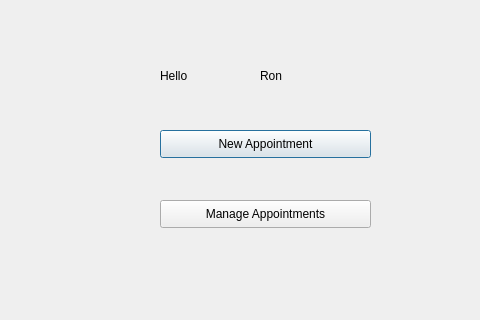
Before: the Qt Designer form Patient_home_page.ui in Vishwanath98/Visionary, drawn with Qt 5; both pictures show x 0 to 480 and y 0 to 320 of the 1124 by 842 pixel window.
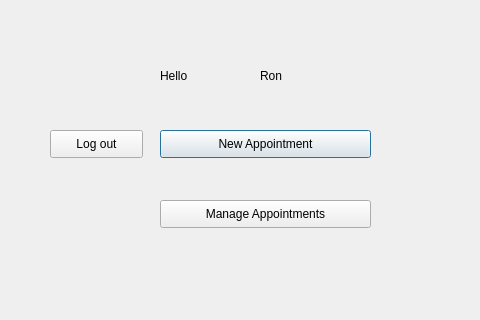
After: the same form once the commit is applied. Icons and pictures are not drawn.

Diff of the .ui file:
```diff
--- a/Patient_home_page.ui
+++ b/Patient_home_page.ui
@@ -96,6 +96,19 @@
     <bool>true</bool>
    </property>
   </widget>
+  <widget class="QPushButton" name="logout_button">
+   <property name="geometry">
+    <rect>
+     <x>50</x>
+     <y>130</y>
+     <width>93</width>
+     <height>28</height>
+    </rect>
+   </property>
+   <property name="text">
+    <string>Log out</string>
+   </property>
+  </widget>
  </widget>
  <resources/>
  <connections/>
```
